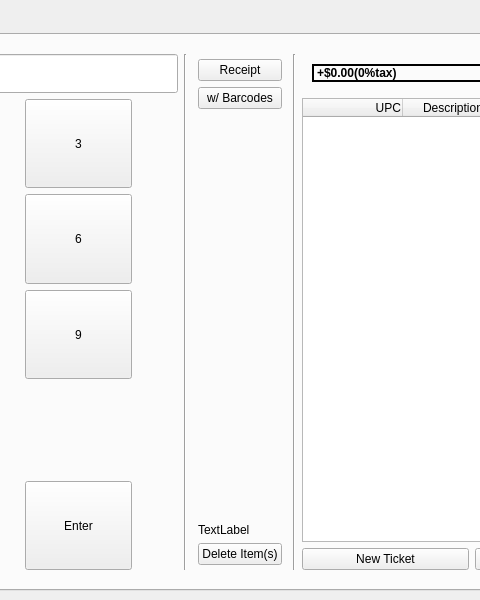
dtuivs/SmartTAgz, file mainwindow.ui: the form before one commit; both pictures show x 366 to 846 and y 0 to 600 of the 1211 by 600 pixel window.
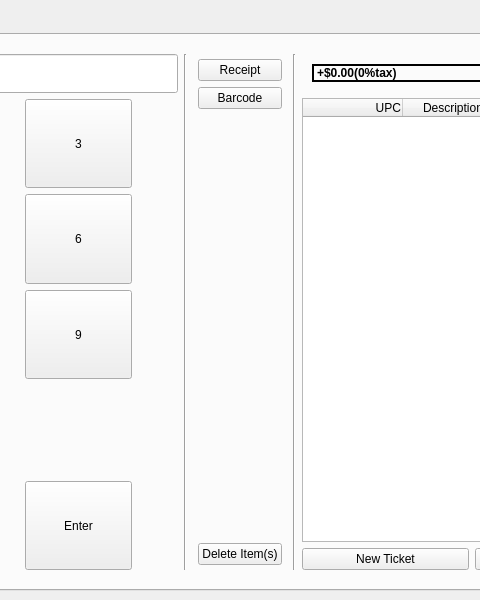
The form after the commit.

Commit message: barcode generator works now

What changed in the file:
```diff
--- a/mainwindow.ui
+++ b/mainwindow.ui
@@ -395,7 +395,7 @@
             <item>
              <widget class="QPushButton" name="barcode_button">
               <property name="text">
-               <string>w/ Barcodes</string>
+               <string>Barcode</string>
               </property>
              </widget>
             </item>
@@ -413,9 +413,18 @@
              </spacer>
             </item>
             <item>
-             <widget class="QLabel" name="label">
+             <widget class="QLabel" name="barcode_view">
+              <property name="sizePolicy">
+               <sizepolicy hsizetype="Preferred" vsizetype="Preferred">
+                <horstretch>0</horstretch>
+                <verstretch>0</verstretch>
+               </sizepolicy>
+              </property>
               <property name="text">
-               <string>TextLabel</string>
+               <string/>
+              </property>
+              <property name="alignment">
+               <set>Qt::AlignmentFlag::AlignCenter</set>
               </property>
              </widget>
             </item>
```
The commit also changes 7 other files.
